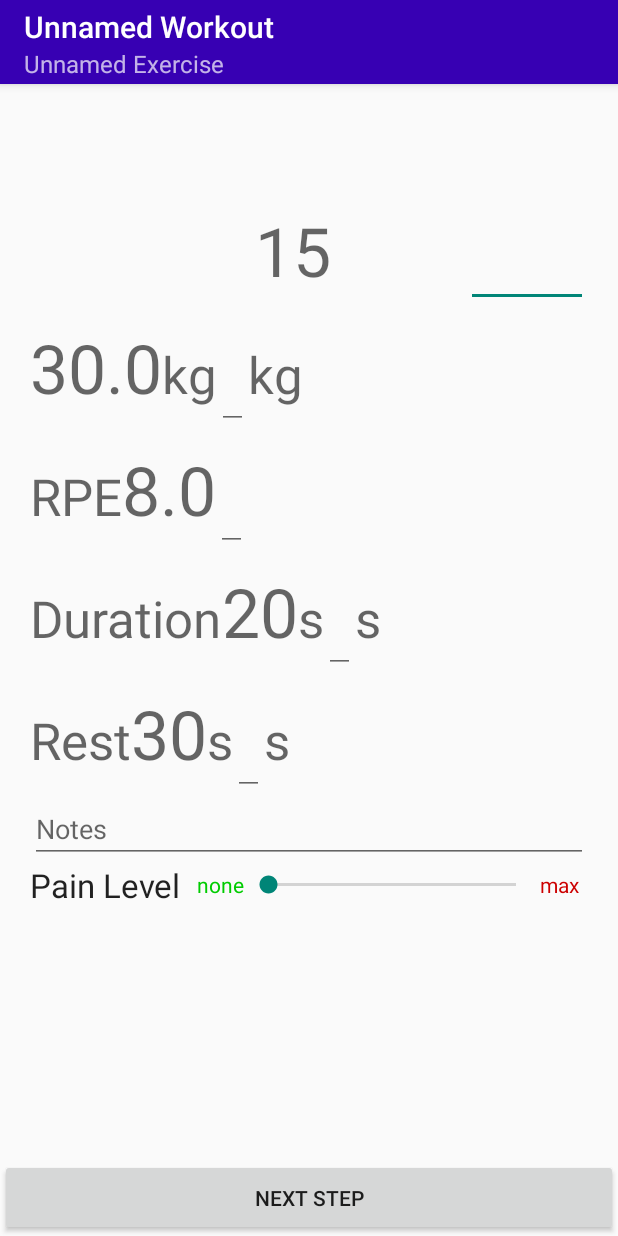
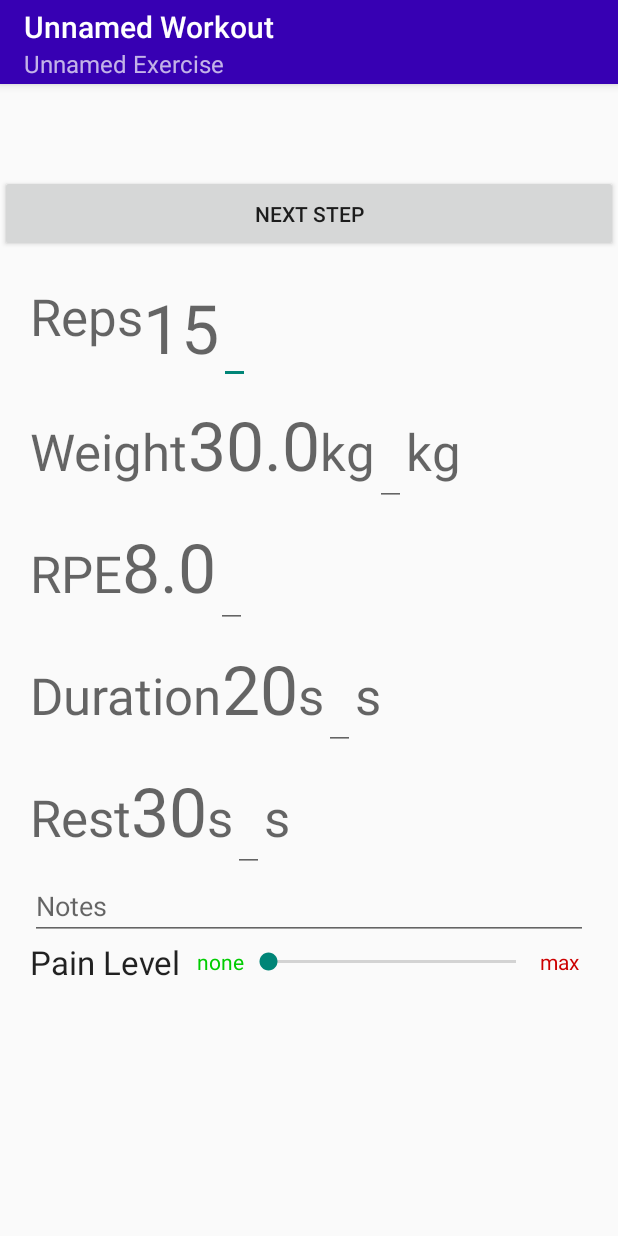
Before and after one commit to RWitak/GymDataBro, an Android app: the screen it shows after launch (WorkoutStepActivity), on a phone screen of 412 x 824 dp. Run offline under Robolectric (Android 15) with nearby library versions, the phone set to English and light mode, and no system bars; our stand-ins replace Room's generated code.

Commit message:
Rearrange and optimize WorkoutStep Layout.
New String resources for easier design preview, push "next" button to top for better access.

Signed-off-by: RWitak <rafael.witak@gmail.com>

```diff
--- a/app/src/main/res/layout/activity_workout_step.xml
+++ b/app/src/main/res/layout/activity_workout_step.xml
@@ -12,40 +12,19 @@
         android:layout_width="match_parent"/>
 
     <LinearLayout
-        android:id="@+id/WorkoutStepLinearLayout"
-        android:layout_width="match_parent"
-        android:layout_height="match_parent"
-        android:layout_below="@id/toolbar"
-        android:orientation="vertical"
-        android:padding="20dp">
-
-        <!-- TextView
-            android:layout_width="wrap_content"
-            android:layout_height="wrap_content"
-            android:textAppearance="@style/TextAppearance.AppCompat.Display1"
-            android:textColor="@color/colorPrimary"
-            tools:text="Workout Name Workout Name Workout Name" /-->
-
-        <!--        <TextView
-                    android:layout_width="match_parent"
-                    android:layout_height="wrap_content"
-                    android:paddingHorizontal="10dp"
-                    android:textAppearance="@style/TextAppearance.AppCompat.Display1"
-                    tools:text="(32%)" />-->
-
-
-        <LinearLayout
         android:id="@+id/step_exercise_name_row"
         android:layout_width="match_parent"
         android:layout_height="wrap_content"
         android:gravity="center_horizontal"
-            android:orientation="horizontal">
+        android:orientation="horizontal"
+        android:layout_below="@+id/toolbar">
 
         <TextView
             android:id="@+id/step_exercise_name_title"
-                android:layout_width="284dp"
+            android:layout_width="0dp"
             android:layout_height="wrap_content"
-                android:layout_weight="6"
+            android:layout_weight="1"
+            android:paddingHorizontal="5dp"
             android:textAppearance="@style/TextAppearance.AppCompat.Display2"
             android:textColor="@color/colorAccent"
             tools:text="Exercise Name Exercise Name" />
@@ -54,13 +33,42 @@
             android:id="@+id/step_exercise_name_progress_ratio"
             android:layout_width="wrap_content"
             android:layout_height="match_parent"
-                android:layout_weight="4"
             android:gravity="start|fill_vertical"
             android:paddingHorizontal="10dp"
-                android:textAppearance="@style/TextAppearance.AppCompat.Large"
+            android:textAppearance="@style/TextAppearance.AppCompat.Display1"
             android:textColor="@color/colorPrimaryDark"
             tools:text="1/3" />
     </LinearLayout>
+
+    <FrameLayout
+        android:id="@+id/step_btn_frame"
+        android:layout_width="match_parent"
+        android:layout_height="wrap_content"
+        android:layout_below="@+id/step_exercise_name_row">
+
+        <Button
+            android:id="@+id/step_btn_next"
+            android:layout_width="match_parent"
+            android:layout_height="wrap_content"
+            android:layout_gravity="bottom"
+            android:elevation="6dp"
+            android:paddingVertical="@dimen/fab_margin"
+            android:text="@string/next_step" />
+
+    </FrameLayout>
+
+    <ScrollView
+        android:layout_width="match_parent"
+        android:layout_height="match_parent"
+        android:layout_below="@id/step_btn_frame"
+        >
+
+    <LinearLayout
+        android:id="@+id/WorkoutStepLinearLayout"
+        android:layout_width="match_parent"
+        android:layout_height="wrap_content"
+        android:orientation="vertical"
+        android:padding="20dp">
 
         <LinearLayout
             android:id="@+id/step_reps_row"
@@ -72,15 +80,13 @@
                 android:id="@+id/step_reps_title"
                 android:layout_width="wrap_content"
                 android:layout_height="match_parent"
-                android:layout_weight="5"
                 android:textAppearance="@style/TextAppearance.AppCompat.Display1"
-                tools:text="Reps" />
+                android:text="@string/reps" />
 
             <TextView
                 android:id="@+id/step_reps_prescribed"
                 android:layout_width="wrap_content"
                 android:layout_height="match_parent"
-                android:layout_weight="3"
                 android:textAppearance="@style/TextAppearance.AppCompat.Display2"
                 tools:text="12" />
 
@@ -88,7 +94,6 @@
                 android:id="@+id/step_reps_performed"
                 android:layout_width="wrap_content"
                 android:layout_height="match_parent"
-                android:layout_weight="2"
                 android:autofillHints="@null"
                 android:hint="@null"
                 android:inputType="numberSigned"
@@ -108,7 +113,7 @@
                 android:layout_width="wrap_content"
                 android:layout_height="wrap_content"
                 android:textAppearance="@style/TextAppearance.AppCompat.Display1"
-                tools:text="Weight" />
+                android:text="@string/weight" />
 
             <TextView
                 android:id="@+id/step_weight_prescribed"
@@ -131,7 +136,8 @@
                 android:autofillHints="@null"
                 android:hint="@null"
                 android:inputType="numberSigned"
-                android:textAppearance="@style/TextAppearance.AppCompat.Display2" />
+                android:textAppearance="@style/TextAppearance.AppCompat.Display2"
+                tools:text="50"/>
 
             <TextView
                 android:id="@+id/step_weight_kg2"
@@ -170,7 +176,8 @@
                 android:autofillHints="@null"
                 android:hint="@null"
                 android:inputType="number"
-                android:textAppearance="@style/TextAppearance.AppCompat.Display2" />
+                android:textAppearance="@style/TextAppearance.AppCompat.Display2"
+                tools:text="8"/>
 
         </LinearLayout>
 
@@ -209,7 +216,8 @@
                 android:autofillHints="@null"
                 android:hint="@null"
                 android:inputType="number"
-                android:textAppearance="@style/TextAppearance.AppCompat.Display2" />
+                android:textAppearance="@style/TextAppearance.AppCompat.Display2"
+                tools:text="30"/>
 
             <TextView
                 android:id="@+id/step_duration_s2"
@@ -334,19 +342,6 @@
 
     </LinearLayout>
 
-    <FrameLayout
-        android:layout_width="match_parent"
-        android:layout_height="match_parent">
-
-        <Button
-            android:id="@+id/step_btn_next"
-            android:layout_width="match_parent"
-            android:layout_height="wrap_content"
-            android:layout_gravity="bottom"
-            android:elevation="6dp"
-            android:paddingVertical="@dimen/fab_margin"
-            android:text="@string/next_step" />
-
-    </FrameLayout>
+    </ScrollView>
 
 </RelativeLayout>
--- a/app/src/main/res/values/strings.xml
+++ b/app/src/main/res/values/strings.xml
@@ -22,4 +22,6 @@
     <string name="none">none</string>
     <string name="max">max</string>
     <string name="next_step">Next Step</string>
+    <string name="weight">Weight</string>
+    <string name="reps">Reps</string>
 </resources>
```
Lines whose indentation alone changed are shown as unchanged.
